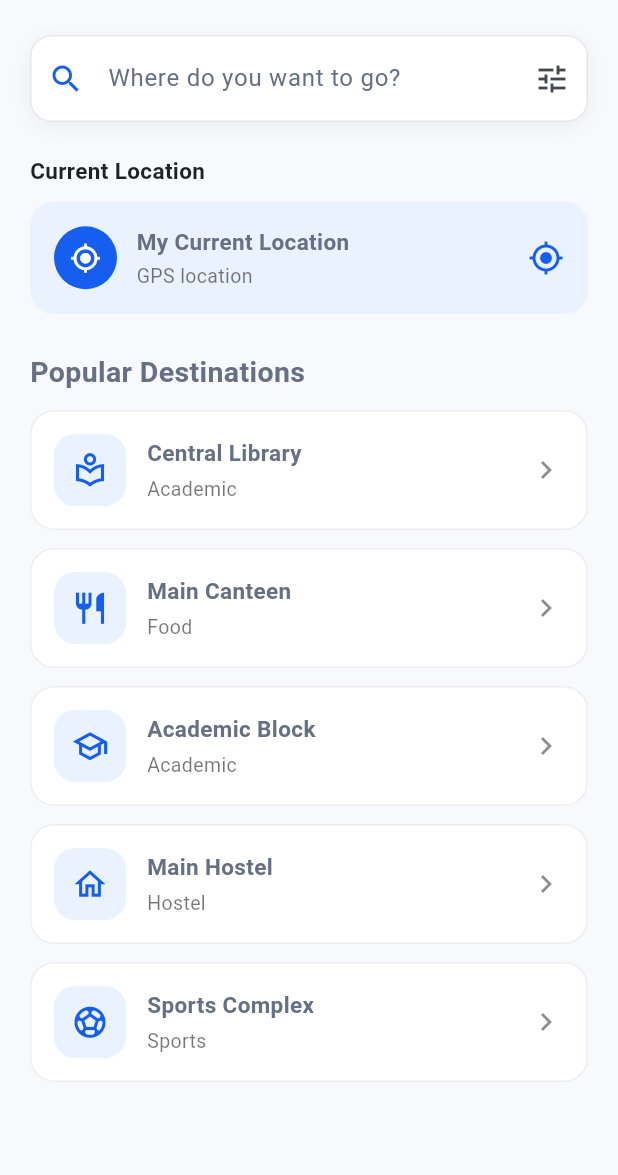
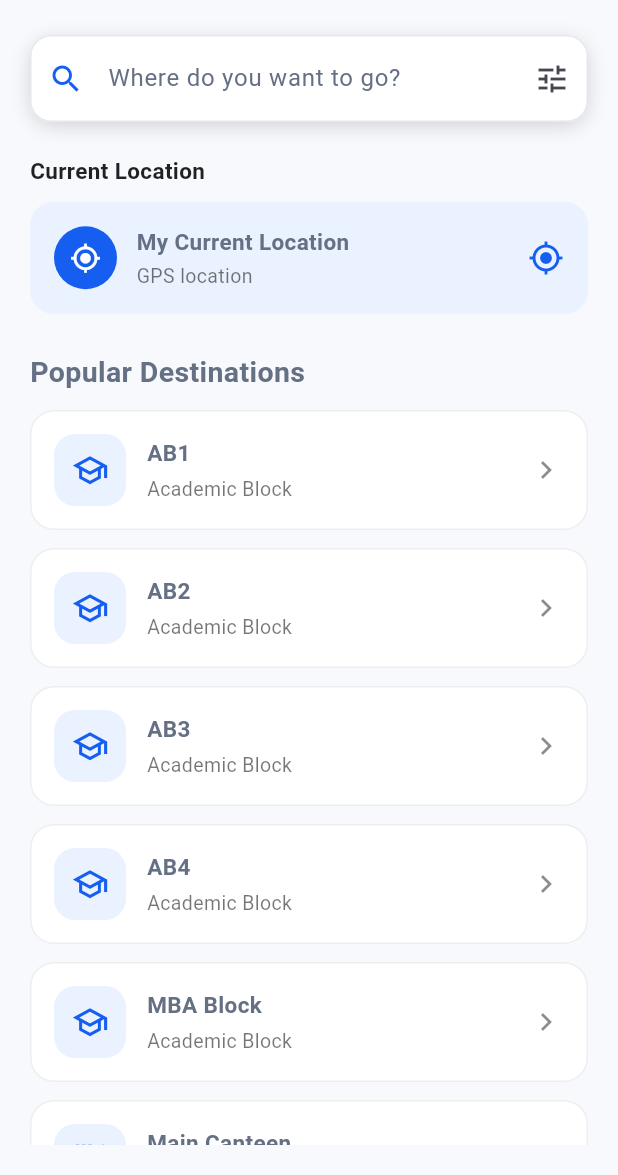
Before and after one commit to vaishnavit67/MAD_Project, a Flutter app: the NavigationScreen screen opened directly, on a phone screen of 412 x 824 dp, the part 61-1236 px from its top. Run offline on Flutter 3.47's test engine with Material 3 defaults, Android fonts, the phone set to English and light mode, and no system bars.

Commit message:
Added actual locations from campus

```diff
--- a/lib/models/campus_location.dart
+++ b/lib/models/campus_location.dart
@@ -0,0 +1,9 @@
+class CampusLocation {
+  final String name;
+  final String category;
+
+  const CampusLocation({
+    required this.name,
+    required this.category,
+  });
+}
--- a/lib/screens/map_screen.dart
+++ b/lib/screens/map_screen.dart
@@ -361,7 +361,7 @@ class _MapMarker extends StatelessWidget {
 
             boxShadow: [
               BoxShadow(
-                color: Colors.black.withOpacity(0.15),
+                color: Colors.black.withValues(alpha: 0.15),
                 blurRadius: 8,
               ),
             ],
--- a/lib/screens/navigation_screen.dart
+++ b/lib/screens/navigation_screen.dart
@@ -1,4 +1,5 @@
 import 'package:flutter/material.dart';
+import '../utils/constants.dart';
 
 class NavigationScreen extends StatefulWidget {
   const NavigationScreen({super.key});
@@ -10,35 +11,74 @@ class NavigationScreen extends StatefulWidget {
 class _NavigationScreenState extends State<NavigationScreen> {
   final TextEditingController searchController = TextEditingController();
 
-  final List<Map<String, dynamic>> destinations = [
-    {
-      'name': 'Central Library',
-      'category': 'Academic',
-      'icon': Icons.local_library_outlined,
-    },
-    {
-      'name': 'Main Canteen',
-      'category': 'Food',
-      'icon': Icons.restaurant_outlined,
-    },
-    {
-      'name': 'Academic Block',
-      'category': 'Academic',
-      'icon': Icons.school_outlined,
-    },
-    {
-      'name': 'Main Hostel',
-      'category': 'Hostel',
-      'icon': Icons.home_outlined,
-    },
-    {
-      'name': 'Sports Complex',
-      'category': 'Sports',
-      'icon': Icons.sports_soccer_outlined,
-    },
-  ];
+  List<Map<String, dynamic>> get destinations {
+  return campusLocations.map((location) {
+    return {
+        'name': location.name,
+        'category': location.category,
+        'icon': _getIcon(location.category),
+      };
+    }).toList();
+  }
 
   List<Map<String, dynamic>> filteredDestinations = [];
+
+  IconData _getIcon(String category) {
+    switch (category) {
+      case 'Academic Block':
+        return Icons.school_outlined;
+
+      case 'Canteen':
+        return Icons.restaurant_outlined;
+
+      case 'Cafe':
+        return Icons.local_cafe_outlined;
+
+      case 'Library':
+        return Icons.local_library_outlined;
+
+      case 'Sports Ground':
+        return Icons.sports_soccer_outlined;
+
+      case 'Store':
+        return Icons.store_outlined;
+
+      case 'Medical Facility':
+        return Icons.local_hospital_outlined;
+
+      case 'Hall':
+        return Icons.meeting_room_outlined;
+
+      case 'Girls Hostel':
+      case 'Boys Hostel':
+      case 'Staff Quarters':
+        return Icons.home_outlined;
+
+      case 'Park':
+        return Icons.park_outlined;
+
+      case 'Bank':
+        return Icons.account_balance_outlined;
+
+      case 'ATM':
+        return Icons.atm_outlined;
+
+      case 'Laboratory':
+        return Icons.science_outlined;
+
+      case 'Guest House':
+        return Icons.hotel_outlined;
+
+      case 'Administrative Block':
+        return Icons.business_outlined;
+
+      case 'Sports Facility':
+        return Icons.pool_outlined;
+
+      default:
+        return Icons.location_on_outlined;
+    }
+  }
 
   @override
   void initState() {
@@ -109,7 +149,7 @@ class _NavigationScreenState extends State<NavigationScreen> {
                   borderRadius: BorderRadius.circular(16),
                   boxShadow: [
                     BoxShadow(
-                      color: Colors.black.withOpacity(0.05),
+                      color: Colors.black.withValues(alpha: 0.15),
                       blurRadius: 10,
                       offset: const Offset(0, 3),
                     ),
--- a/lib/utils/constants.dart
+++ b/lib/utils/constants.dart
@@ -0,0 +1,59 @@
+import '../models/campus_location.dart';
+
+const List<CampusLocation> campusLocations = [
+  // Academic Blocks
+  CampusLocation(name: 'AB1', category: 'Academic Block'),
+  CampusLocation(name: 'AB2', category: 'Academic Block'),
+  CampusLocation(name: 'AB3', category: 'Academic Block'),
+  CampusLocation(name: 'AB4', category: 'Academic Block'),
+  CampusLocation(name: 'MBA Block', category: 'Academic Block'),
+
+  // Canteens
+  CampusLocation(name: 'Main Canteen', category: 'Canteen'),
+  CampusLocation(name: 'MBA Canteen', category: 'Canteen'),
+  CampusLocation(name: 'IT Canteen', category: 'Canteen'),
+  CampusLocation(name: 'Millet Cafe', category: 'Cafe'),
+
+  // Facilities
+  CampusLocation(name: 'Central Library', category: 'Library'),
+  CampusLocation(name: 'Main Ground', category: 'Sports Ground'),
+  CampusLocation(name: 'General Store', category: 'Store'),
+  CampusLocation(name: 'Clinic', category: 'Medical Facility'),
+  CampusLocation(name: "Children's Park", category: 'Park'),
+  CampusLocation(name: 'Guest House', category: 'Guest House'),
+  CampusLocation(name: 'Swimming Pool', category: 'Sports Facility'),
+
+  // Halls
+  CampusLocation(name: 'Amriteshwari Hall', category: 'Hall'),
+  CampusLocation(name: 'Sudhamani Hall', category: 'Hall'),
+
+  // Girls Hostels
+  CampusLocation(name: 'Mythreyi Bhavanam', category: 'Girls Hostel'),
+  CampusLocation(name: 'Gargi Bhavanam', category: 'Girls Hostel'),
+  CampusLocation(name: 'Aditi Bhavanam', category: 'Girls Hostel'),
+  CampusLocation(name: 'Savitri Bhavanam', category: 'Girls Hostel'),
+
+  // Boys Hostels
+  CampusLocation(name: 'Kashyapa Bhavanam', category: 'Boys Hostel'),
+  CampusLocation(name: 'Vasishta Bhavanam', category: 'Boys Hostel'),
+  CampusLocation(name: 'Agasthya Bhavanam', category: 'Boys Hostel'),
+
+  // Banking & ATMs
+  CampusLocation(name: 'Dhanalakshmi Bank', category: 'Bank'),
+  CampusLocation(name: 'Dhanalakshmi ATM 1', category: 'ATM'),
+  CampusLocation(name: 'Dhanalakshmi ATM 2', category: 'ATM'),
+  CampusLocation(name: 'ICICI ATM', category: 'ATM'),
+  CampusLocation(name: 'SBI ATM', category: 'ATM'),
+
+  // Labs
+  CampusLocation(name: 'Mechanical Labs', category: 'Laboratory'),
+  CampusLocation(name: 'Electrical Labs', category: 'Laboratory'),
+
+  // Staff Quarters
+  CampusLocation(name: 'Staff Quarters 1', category: 'Staff Quarters'),
+  CampusLocation(name: 'Staff Quarters 2', category: 'Staff Quarters'),
+  CampusLocation(name: 'Staff Quarters 3', category: 'Staff Quarters'),
+
+  // Other
+  CampusLocation(name: 'CIR Block', category: 'Administrative Block'),
+];
```
Also changed, not shown: 1 other file.
